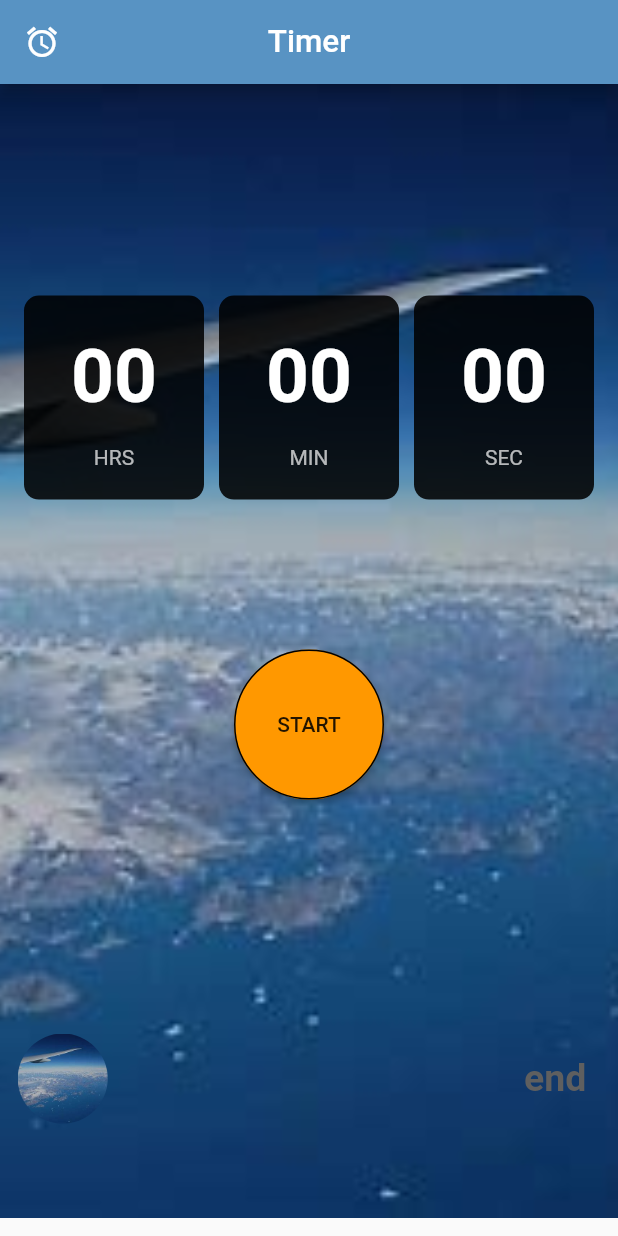
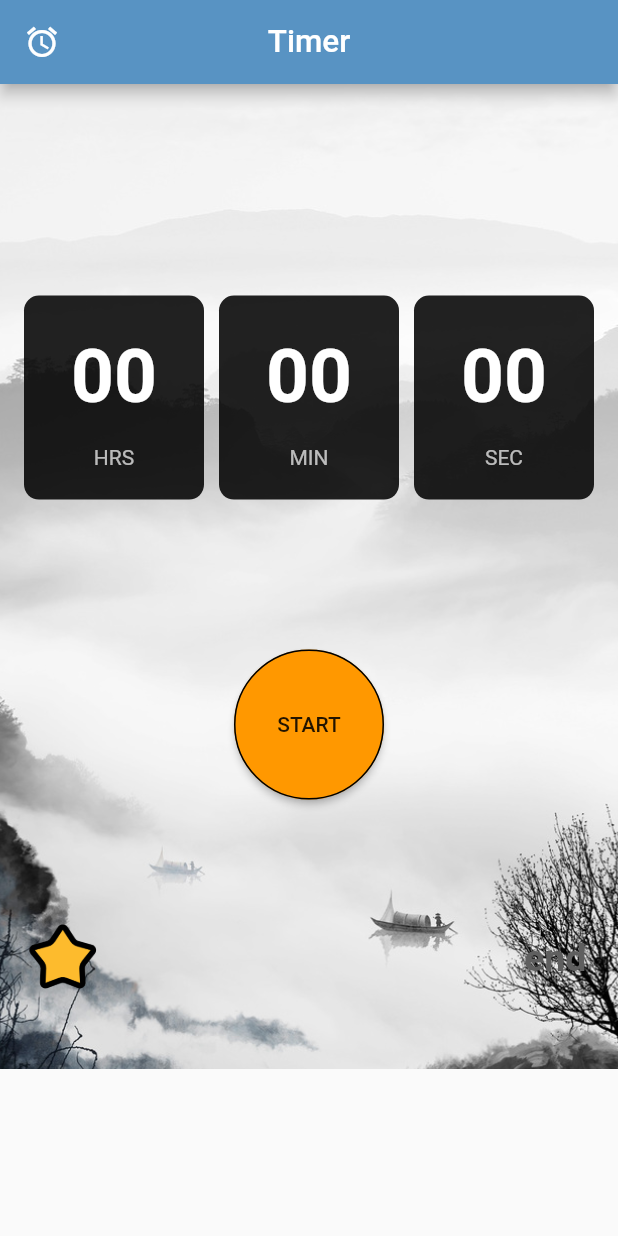
Before and after one commit to PerryPro/techtrainingcamp-client-7, a Flutter app: the BasicAppBarSample screen opened directly, on a phone screen of 412 x 824 dp. Run offline on Flutter 3.47's test engine with Material 2 defaults, Android fonts, the light colour scheme and no system bars; our stand-ins replace audioplayers, flutter_screenutil.

Commit message:
a
修改

```diff
--- a/ClockApp-Merge2/lib/timer/timer.dart
+++ b/ClockApp-Merge2/lib/timer/timer.dart
@@ -81,14 +81,14 @@ class _BasicAppBarSampleState extends State<BasicAppBarSample> {
         leading:new Icon(Icons.access_alarm),
       ),
       body: new Container(
-          height: ScreenUtil().setHeight(1900),
+          height: ScreenUtil().setHeight(1650),
           width: ScreenUtil().setWidth(1080),
           margin:   EdgeInsets.fromLTRB(ScreenUtil().setWidth(0), ScreenUtil().setHeight(0), ScreenUtil().setWidth(0), ScreenUtil().setHeight(0)),
           padding:  EdgeInsets.all(ScreenUtil().setWidth(16)),
           decoration: new BoxDecoration(
             //border: new Border.all(color: Colors.red),
             image: DecorationImage(
-              image: AssetImage("assets/image/plane.jpg"),
+              image: AssetImage("assets/image/墨水.jpg"),
               fit: BoxFit.cover,
             ),
           ),
@@ -99,7 +99,7 @@ class _BasicAppBarSampleState extends State<BasicAppBarSample> {
                 decoration: new BoxDecoration(
                   //border: new Border.all(color: Colors.red),
                 ),
-                height: ScreenUtil().setHeight(1450),
+                height: ScreenUtil().setHeight(1250),
                 width: ScreenUtil().setWidth(1080),
                 child: TimerApp(),
               ),
@@ -238,7 +238,7 @@ class _RollingSwitchState extends State<RollingSwitch>
                 decoration: BoxDecoration(
                   shape: BoxShape.circle,
                   image: DecorationImage(
-                    image: AssetImage("assets/image/plane.jpg"),
+                    image: AssetImage("assets/image/星星.png"),
                     fit: BoxFit.cover,
                   ),
                 ),
--- a/ClockApp-Merge2/pubspec.yaml
+++ b/ClockApp-Merge2/pubspec.yaml
@@ -49,6 +49,8 @@ flutter:
   assets:
     - assets/ringtone/clockmusic.mp3
     - assets/image/plane.jpg
+    - assets/image/墨水.jpg
+    - assets/image/星星.png
   # An image asset can refer to one or more resolution-specific "variants", see
   # https://flutter.io/assets-and-images/#resolution-aware.
 
```
Also changed, not shown: ClockApp-Merge2/assets/image/墨水.jpg (added), ClockApp-Merge2/assets/image/星星.png (added), ClockApp-Merge2/pubspec.lock, 1 other file.
